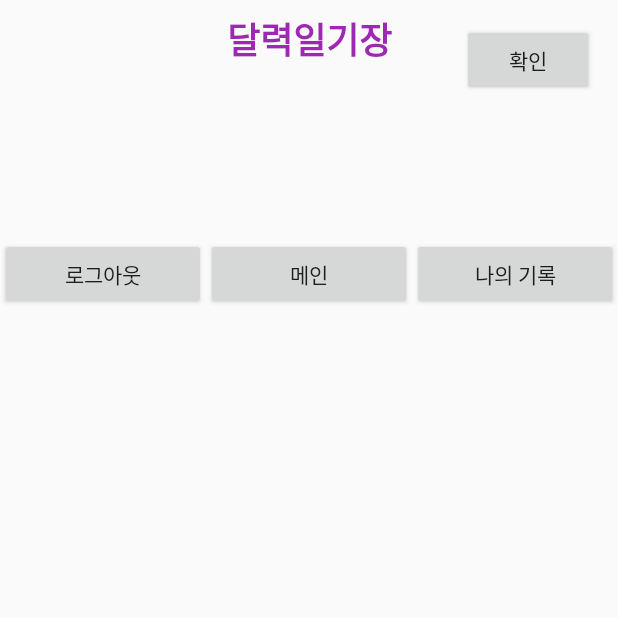
After one commit to rlfduswls/Diary, an Android app: the DiaryActivity screen opened directly, with no data from a screen before it, on a phone screen of 412 x 824 dp, the top half of it. The commit adds this screen. Run offline under Robolectric (Android 15) with nearby library versions, the phone set to English and light mode, and no system bars.

```diff
--- a/app/build.gradle
+++ b/app/build.gradle
@@ -1,6 +1,7 @@
 plugins {
     id 'com.android.application'
     id 'kotlin-android'
+    id 'org.jetbrains.kotlin.android'
 }
 
 android {
@@ -34,6 +35,7 @@ android {
 dependencies {
 
     /*implementation 'com.androidx.support:appcompat:1.0.0'*/
+
     implementation 'com.android.support.constraint:constraint-layout:2.0.4'
     implementation 'androidx.appcompat:appcompat:1.4.2'
     implementation 'com.google.android.material:material:1.6.0'
--- a/app/src/main/AndroidManifest.xml
+++ b/app/src/main/AndroidManifest.xml
@@ -9,6 +9,12 @@
         android:roundIcon="@mipmap/ic_launcher_round"
         android:supportsRtl="true"
         android:theme="@style/Theme.GuruDiary">
+        <activity
+            android:name=".CalenderActivity"
+            android:exported="false" />
+        <activity
+            android:name=".DiaryActivity"
+            android:exported="false" />
         <activity
             android:name=".JoinMemberActivity"
             android:exported="false" />
--- /dev/null
+++ b/app/src/main/java/com/example/gurudiary/DiaryActivity.kt
@@ -0,0 +1,72 @@
+package com.example.gurudiary
+
+import android.app.Activity
+import android.content.Intent
+import android.net.Uri
+import android.os.Bundle
+import android.provider.MediaStore
+import android.view.View
+import android.widget.Button
+import android.widget.EditText
+import android.widget.ImageView
+import android.widget.TextView
+import androidx.appcompat.app.AppCompatActivity
+import java.io.FileOutputStream
+
+class DiaryActivity : AppCompatActivity() {
+
+    private lateinit var diaryTextView: TextView
+    private lateinit var contextEditText: EditText
+    private lateinit var textView2: TextView
+    private lateinit var confirmButton: Button
+    private lateinit var photoImageView: ImageView
+    override fun onCreate(savedInstanceState: Bundle?) {
+        super.onCreate(savedInstanceState)
+        setContentView(R.layout.activity_diary)
+        diaryTextView = findViewById(R.id.diaryTextView)
+        contextEditText = findViewById(R.id.contextEditText)
+        textView2 = findViewById(R.id.textView2)
+        confirmButton = findViewById(R.id.confirmButton)
+        photoImageView = findViewById(R.id.photoImageView)
+
+        // 기존 코드 유지
+
+        confirmButton.setOnClickListener {
+            saveToInternalStorage(textView2.text.toString())
+        }
+    }
+
+    private fun saveToInternalStorage(content: String) {
+        val fileName = "diary_content.txt" // 파일 이름을 원하는 대로 설정
+        val fos: FileOutputStream
+
+        try {
+            fos = openFileOutput(fileName, MODE_PRIVATE)
+            fos.write(content.toByteArray())
+            fos.close()
+        } catch (e: Exception) {
+            e.printStackTrace()
+        }
+    }
+
+    private val PICK_IMAGE_REQUEST = 1
+
+    // 갤러리 열기
+    private fun openGallery() {
+        val galleryIntent = Intent(Intent.ACTION_PICK, MediaStore.Images.Media.EXTERNAL_CONTENT_URI)
+        startActivityForResult(galleryIntent, PICK_IMAGE_REQUEST)
+    }
+
+    // 갤러리에서 이미지를 선택한 결과 처리
+    override fun onActivityResult(requestCode: Int, resultCode: Int, data: Intent?) {
+        super.onActivityResult(requestCode, resultCode, data)
+
+        if (requestCode == PICK_IMAGE_REQUEST && resultCode == Activity.RESULT_OK && data != null) {
+            val selectedImageUri: Uri = data.data!!
+
+            // 이미지를 ImageView에 설정
+            photoImageView.setImageURI(selectedImageUri)
+        }
+    }
+
+}
--- a/app/src/main/java/com/example/gurudiary/JoinMemberActivity.kt
+++ b/app/src/main/java/com/example/gurudiary/JoinMemberActivity.kt
@@ -41,7 +41,7 @@ class JoinMemberActivity : AppCompatActivity() {
             var res = dbMember.checkUser(str_id) //해당 id가 존재하면 true를 반환하는 함수
 
             if(res){
-                Toast.makeText(this,"회원 정보를 모두 입력해주세요.",Toast.LENGTH_SHORT).show()
+                Toast.makeText(this,"이미 존재하는 아이디입니다.",Toast.LENGTH_SHORT).show()
             }
         }
 
--- /dev/null
+++ b/app/src/main/res/layout/activity_diary.xml
@@ -0,0 +1,130 @@
+<?xml version="1.0" encoding="utf-8"?>
+<androidx.constraintlayout.widget.ConstraintLayout xmlns:android="http://schemas.android.com/apk/res/android"
+    xmlns:app="http://schemas.android.com/apk/res-auto"
+    xmlns:tools="http://schemas.android.com/tools"
+    android:layout_width="match_parent"
+    android:layout_height="wrap_content"
+    android:orientation="vertical" >
+
+    <TextView
+        android:layout_width="0dp"
+        android:layout_height="wrap_content"
+        android:gravity= "center"
+        android:id="@+id/diaryTextView" android:layout_marginTop="16dp"
+        android:layout_marginEnd="8dp" android:layout_marginRight="8dp"
+        app:layout_constraintStart_toStartOf="parent" android:layout_marginLeft="8dp"
+        android:layout_marginStart="8dp" android:textAppearance="@style/TextAppearance.AppCompat.Large"
+        tools:ignore="MissingConstraints" />
+    <EditText
+        android:layout_width="0dp"
+        android:layout_height="116dp"
+        android:inputType="textMultiLine"
+        android:ems="10"
+        android:id="@+id/contextEditText"
+        app:layout_constraintTop_toBottomOf="@+id/diaryTextView" android:layout_marginTop="16dp"
+        android:hint="내용을 입력하세요." android:layout_marginEnd="8dp" app:layout_constraintEnd_toEndOf="parent"
+        android:layout_marginRight="8dp" android:layout_marginStart="8dp"
+        app:layout_constraintStart_toStartOf="parent" android:layout_marginLeft="8dp"
+        android:visibility="invisible"/>
+
+    <TextView
+        android:id="@+id/textView2"
+        android:layout_width="0dp"
+        android:layout_height="0dp"
+        android:layout_marginStart="8dp"
+        android:layout_marginEnd="8dp"
+        android:visibility="invisible"
+        app:layout_constraintBottom_toBottomOf="@+id/contextEditText"
+        app:layout_constraintEnd_toEndOf="parent"
+        app:layout_constraintStart_toStartOf="@+id/contextEditText"
+        app:layout_constraintTop_toTopOf="@+id/contextEditText" />
+
+    <TextView
+        android:id="@+id/textView3"
+        android:layout_width="0dp"
+        android:layout_height="wrap_content"
+        android:layout_marginStart="8dp"
+        android:layout_marginTop="8dp"
+        android:layout_marginEnd="8dp"
+        android:gravity="center"
+        android:text="달력일기장"
+        android:textAppearance="@style/TextAppearance.AppCompat.Large"
+        android:textColor="#9E28B3"
+        android:textSize="24sp"
+        android:textStyle="bold"
+        app:layout_constraintEnd_toEndOf="parent"
+        app:layout_constraintStart_toStartOf="parent"
+        app:layout_constraintTop_toTopOf="parent"
+        />
+    <TextView
+        android:id="@+id/textView4"
+        android:layout_width="0dp"
+        android:layout_height="wrap_content"
+        android:layout_marginTop="8dp"
+        android:gravity="center"
+        app:layout_constraintEnd_toEndOf="parent"
+        app:layout_constraintStart_toStartOf="parent"
+        app:layout_constraintTop_toBottomOf="@+id/textView2"
+        android:textAppearance="@style/TextAppearance.AppCompat.Large" />
+    <ImageView
+        android:id="@+id/photoImageView"
+        android:layout_width="0dp"
+        android:layout_height="0dp"
+        android:layout_marginTop="8dp"
+        app:layout_constraintEnd_toEndOf="parent"
+        app:layout_constraintStart_toStartOf="parent"
+        app:layout_constraintTop_toBottomOf="@+id/textView4"
+        android:scaleType="centerCrop" />
+
+    <!-- 확인 버튼 -->
+    <Button
+        android:id="@+id/confirmButton"
+        android:layout_width="wrap_content"
+        android:layout_height="wrap_content"
+        android:text="확인"
+        app:layout_constraintEnd_toEndOf="parent"
+        app:layout_constraintTop_toTopOf="parent"
+
+        android:layout_marginEnd="16dp"
+        android:layout_marginTop="16dp" />
+
+    <LinearLayout
+        android:layout_width="match_parent"
+        android:layout_height="wrap_content"
+        android:orientation="horizontal"
+        app:layout_constraintBottom_toBottomOf="parent"
+        app:layout_constraintEnd_toEndOf="parent"
+        app:layout_constraintStart_toStartOf="parent">
+
+        <Button
+            android:id="@+id/tab1"
+            android:layout_width="0dp"
+            android:layout_height="wrap_content"
+            android:layout_weight="1"
+            android:gravity="center"
+            android:text="로그아웃" />
+
+        <Button
+            android:id="@+id/tab2"
+            android:layout_width="0dp"
+            android:layout_height="wrap_content"
+            android:layout_weight="1"
+            android:gravity="center"
+            android:text="메인" />
+
+        <Button
+            android:id="@+id/tab3"
+            android:layout_width="0dp"
+            android:layout_height="wrap_content"
+            android:layout_weight="1"
+            android:gravity="center"
+            android:text="나의 기록" />
+    </LinearLayout>
+
+
+
+
+
+
+
+</androidx.constraintlayout.widget.ConstraintLayout>
```
Also changed, not shown: app/src/main/java/com/example/gurudiary/CalenderActivity.kt (added, +68 -0 lines), app/src/main/java/com/example/gurudiary/MainActivity.kt (+6 -1 lines), app/src/main/res/layout/activity_calender.xml (added, +51 -0 lines).
